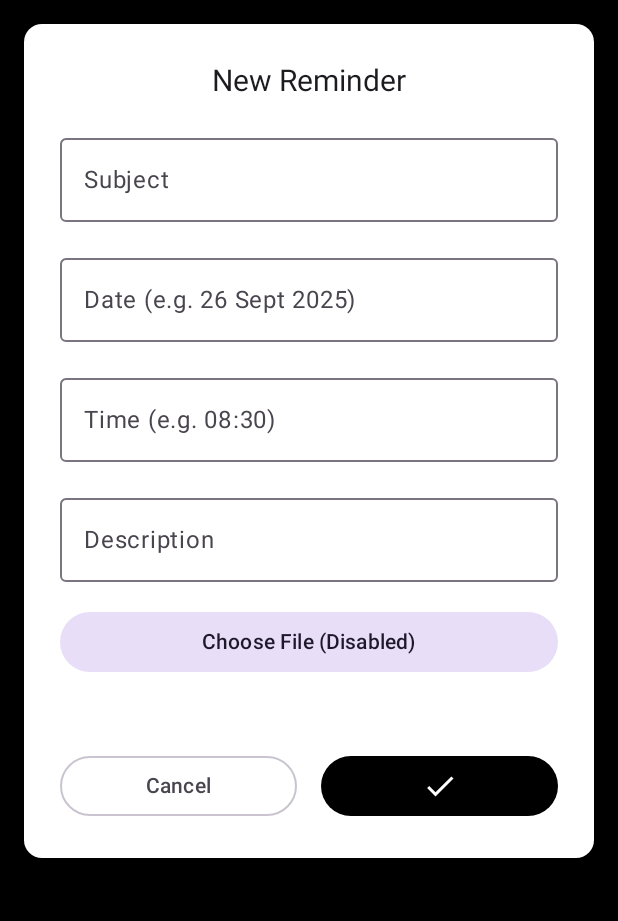
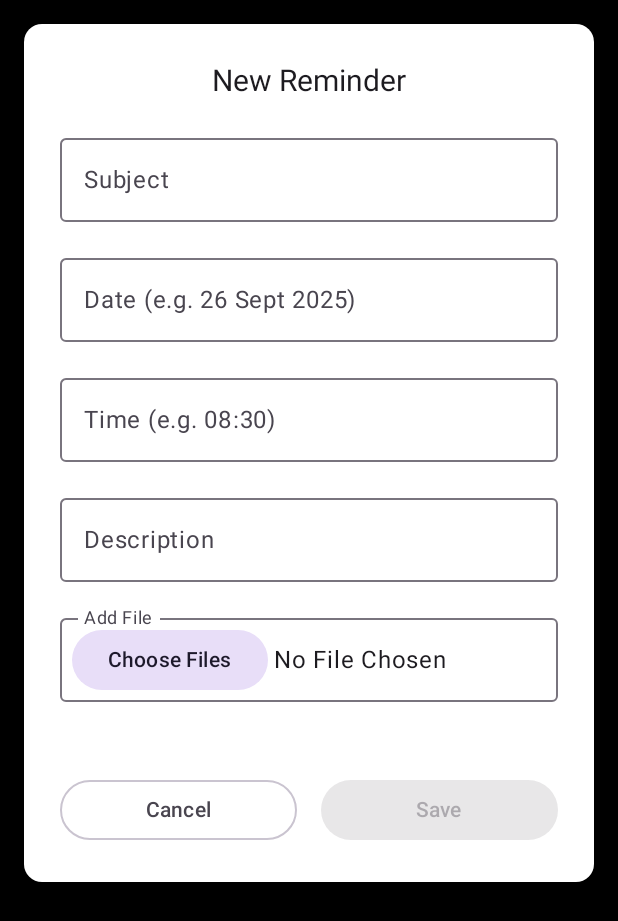
Before and after one commit to aaufarhan/kulnote, an Android app built with Jetpack Compose: the composable AddReminderForm shown on its own in the app's theme, on a phone screen of 412 x 824 dp. Shown: the top 921 px of the screen. Run offline under Robolectric (Android 15) with nearby library versions, the phone set to English and light mode, and no system bars.

Commit message:
revisi dikit

```diff
--- a/app/src/main/java/com/example/kulnote/ui/screen/reminder/AddReminderForm.kt
+++ b/app/src/main/java/com/example/kulnote/ui/screen/reminder/AddReminderForm.kt
@@ -2,8 +2,6 @@ package com.example.kulnote.ui.screen.reminder
 
 import androidx.compose.foundation.layout.*
 import androidx.compose.foundation.text.KeyboardOptions
-import androidx.compose.material.icons.Icons
-import androidx.compose.material.icons.filled.Check
 import androidx.compose.material3.*
 import androidx.compose.runtime.*
 import androidx.compose.ui.Alignment
@@ -18,7 +16,6 @@ import androidx.compose.ui.unit.sp
 import com.example.kulnote.data.viewmodel.ReminderViewModel
 import com.example.kulnote.data.model.ReminderInput
 
-// ✅ Tambahan aman: Format otomatis untuk jam (08:30)
 class TimeVisualTransformation : VisualTransformation {
     override fun filter(text: AnnotatedString): TransformedText {
         val trimmed = if (text.text.length >= 4) text.text.substring(0..3) else text.text
@@ -59,6 +56,10 @@ fun AddReminderForm(
     var time by remember { mutableStateOf("") }
     var description by remember { mutableStateOf("") }
 
+    val isButtonEnabled = remember(subject, date, time) {
+        subject.isNotBlank() && date.isNotBlank() && time.isNotBlank()
+    }
+
     Card(
         modifier = Modifier
             .fillMaxWidth()
@@ -98,7 +99,6 @@ fun AddReminderForm(
                 modifier = Modifier.fillMaxWidth()
             )
 
-            // ✅ Revisi: field time pakai TimeVisualTransformation
             OutlinedTextField(
                 value = time,
                 onValueChange = { newValue ->
@@ -120,19 +120,28 @@ fun AddReminderForm(
                 maxLines = 3
             )
 
-            // Tombol Add File (nonaktif)
+            OutlinedTextField(
+                value = "No File Chosen",
+                onValueChange = { /* Tidak ada aksi */ },
+                label = { Text("Add File") },
+                readOnly = true, // Tidak bisa diketik
+                modifier = Modifier.fillMaxWidth(),
+                leadingIcon = {
+
                     Button(
                         onClick = { /* Belum aktif */ },
-                modifier = Modifier.fillMaxWidth(),
+                        modifier = Modifier.padding(start = 8.dp),
                         colors = ButtonDefaults.buttonColors(
                             containerColor = MaterialTheme.colorScheme.secondaryContainer
                         )
                     ) {
                         Text(
-                    "Choose File (Disabled)",
+                            "Choose Files",
                             color = MaterialTheme.colorScheme.onSecondaryContainer
                         )
                     }
+                }
+            )
 
             Spacer(modifier = Modifier.height(16.dp))
 
@@ -150,9 +159,8 @@ fun AddReminderForm(
                 }
 
                 Button(
-                    // ✅ Revisi aman: data tersimpan ke ViewModel sebelum tutup
                     onClick = {
-                        if (subject.isNotBlank() && date.isNotBlank() && time.isNotBlank()) {
+                        if (isButtonEnabled) {
                             viewModel.saveNewReminder(
                                 ReminderInput(
                                     subject = subject,
@@ -161,17 +169,15 @@ fun AddReminderForm(
                                     description = description
                                 )
                             )
+                            onDismiss()
                         }
-                        onDismiss()
                     },
+                    enabled = isButtonEnabled,
                     modifier = Modifier
                         .weight(1f)
                         .padding(start = 8.dp)
                 ) {
-                    Icon(
-                        imageVector = Icons.Default.Check,
-                        contentDescription = "Save"
-                    )
+                    Text("Save")
                 }
             }
         }
--- a/app/src/main/java/com/example/kulnote/ui/theme/Theme.kt
+++ b/app/src/main/java/com/example/kulnote/ui/theme/Theme.kt
@@ -57,7 +57,6 @@ fun KulnoteTheme(
     val colorScheme = when {
         dynamicColor && Build.VERSION.SDK_INT >= Build.VERSION_CODES.S -> {
             val context = LocalContext.current
-            // Matikan dynamicColor saat debugging
             if (darkTheme) dynamicDarkColorScheme(context) else dynamicLightColorScheme(context)
         }
 
```
Also changed, not shown: app/src/main/java/com/example/kulnote/ui/screen/note/AddNoteForm.kt (+27 -41 lines), app/src/main/java/com/example/kulnote/ui/screen/note/NoteContentScreen.kt (+42 -53 lines), app/src/main/java/com/example/kulnote/ui/screen/schedule/AddScheduleForm.kt (+65 -22 lines). Lines whose indentation alone changed are shown as unchanged.
